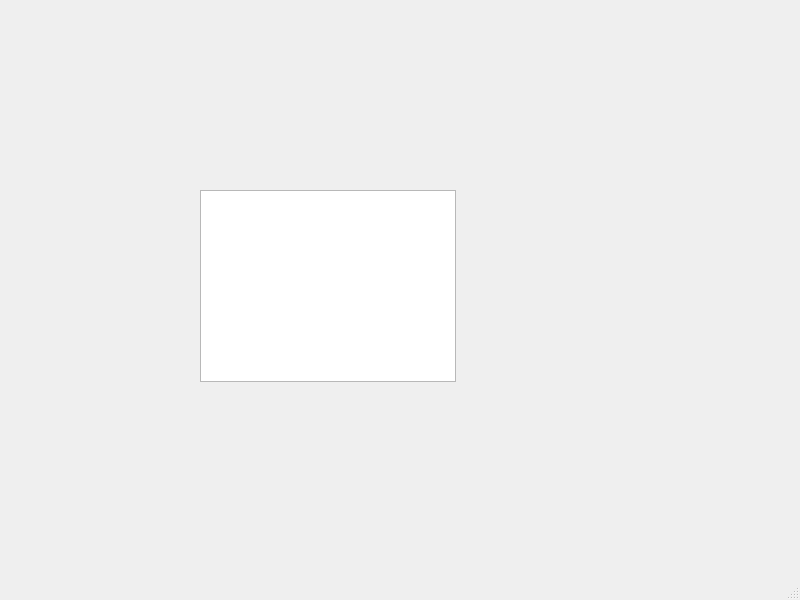
First picture: the form in LAMPS/mainwindow.ui, repository Travvy88/Lightness_calcu, before the edit.
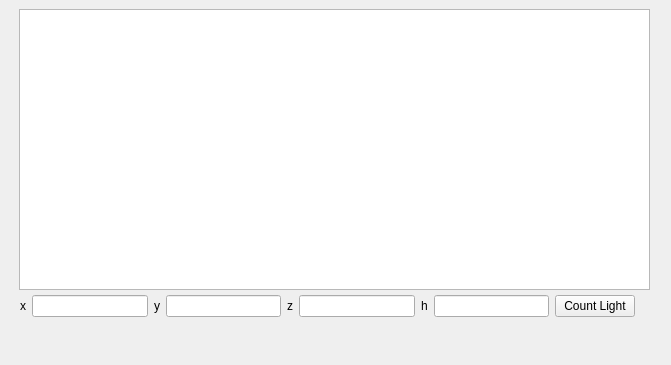
Second picture: the form after the edit.

```diff
--- a/LAMPS/mainwindow.ui
+++ b/LAMPS/mainwindow.ui
@@ -6,24 +6,99 @@
    <rect>
     <x>0</x>
     <y>0</y>
-    <width>800</width>
-    <height>600</height>
+    <width>671</width>
+    <height>365</height>
    </rect>
   </property>
+  <property name="minimumSize">
+   <size>
+    <width>671</width>
+    <height>365</height>
+   </size>
+  </property>
+  <property name="maximumSize">
+   <size>
+    <width>671</width>
+    <height>365</height>
+   </size>
+  </property>
   <property name="windowTitle">
    <string>MainWindow</string>
   </property>
   <widget class="QWidget" name="centralwidget">
-   <widget class="QTableView" name="tableView">
+   <widget class="QTableWidget" name="tableWidget">
     <property name="geometry">
      <rect>
-      <x>200</x>
-      <y>190</y>
-      <width>256</width>
-      <height>192</height>
+      <x>19</x>
+      <y>9</y>
+      <width>631</width>
+      <height>281</height>
      </rect>
     </property>
    </widget>
+   <widget class="QWidget" name="">
+    <property name="geometry">
+     <rect>
+      <x>20</x>
+      <y>280</y>
+      <width>615</width>
+      <height>53</height>
+     </rect>
+    </property>
+    <layout class="QGridLayout" name="gridLayout_2">
+     <item row="0" column="0">
+      <layout class="QGridLayout" name="gridLayout">
+       <item row="0" column="4">
+        <widget class="QLabel" name="label_3">
+         <property name="text">
+          <string>z</string>
+         </property>
+        </widget>
+       </item>
+       <item row="0" column="5">
+        <widget class="QLineEdit" name="zline"/>
+       </item>
+       <item row="0" column="7">
+        <widget class="QLineEdit" name="hline"/>
+       </item>
+       <item row="0" column="1">
+        <widget class="QLineEdit" name="xline"/>
+       </item>
+       <item row="0" column="0">
+        <widget class="QLabel" name="label">
+         <property name="text">
+          <string>x</string>
+         </property>
+        </widget>
+       </item>
+       <item row="0" column="6">
+        <widget class="QLabel" name="label_4">
+         <property name="text">
+          <string>h</string>
+         </property>
+        </widget>
+       </item>
+       <item row="0" column="2">
+        <widget class="QLabel" name="label_2">
+         <property name="text">
+          <string>y</string>
+         </property>
+        </widget>
+       </item>
+       <item row="0" column="3">
+        <widget class="QLineEdit" name="yline"/>
+       </item>
+      </layout>
+     </item>
+     <item row="0" column="1">
+      <widget class="QPushButton" name="pushButton">
+       <property name="text">
+        <string>Count Light</string>
+       </property>
+      </widget>
+     </item>
+    </layout>
+   </widget>
   </widget>
   <widget class="QMenuBar" name="menubar">
    <property name="geometry">
@@ -35,7 +110,6 @@
     </rect>
    </property>
   </widget>
-  <widget class="QStatusBar" name="statusbar"/>
  </widget>
  <resources/>
  <connections/>
```
Left out of the diff: 7 changed lines with no effect on the pictures.
